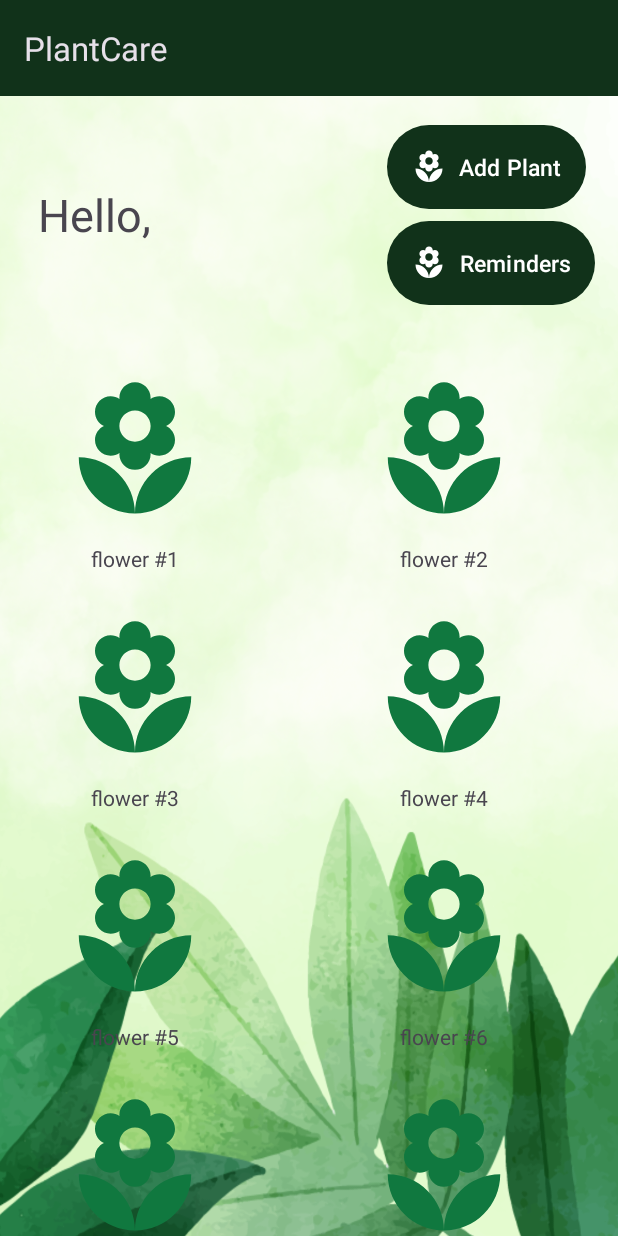
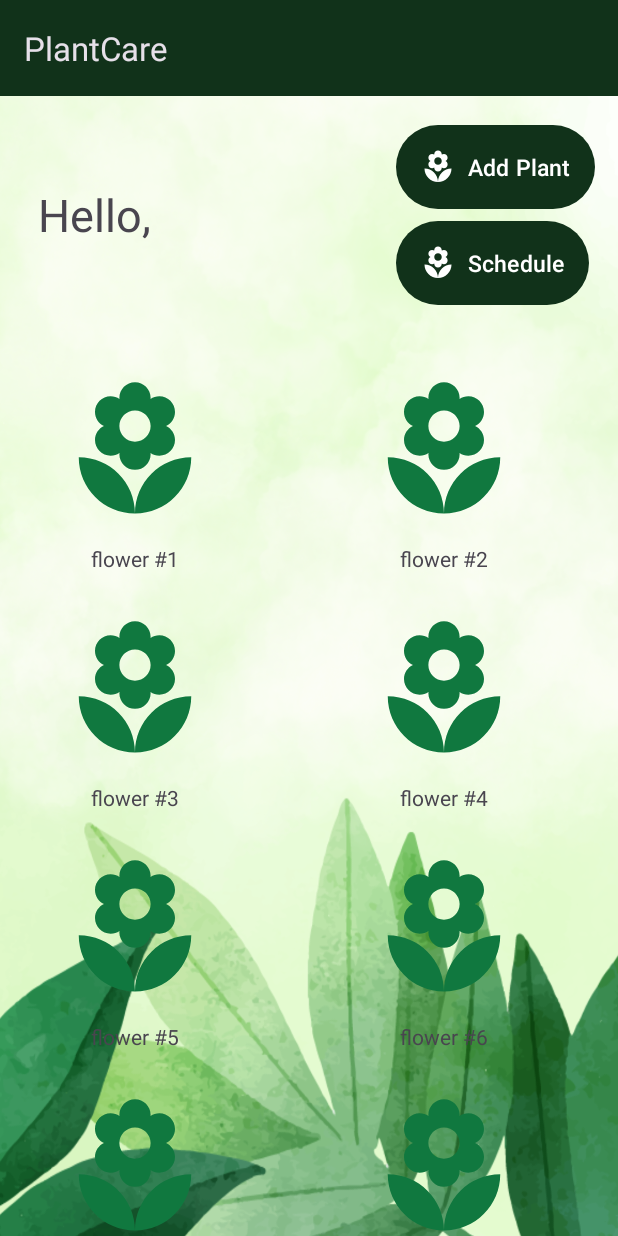
Before and after one commit to CMPT362-PlantCare/PlantCare, an Android app: the screen it shows after launch once a user with an empty profile is signed in (DashboardActivity), on a phone screen of 412 x 824 dp. Run offline under Robolectric (Android 15) with nearby library versions, the phone set to English and light mode, and no system bars; our stand-ins replace Firebase (no records; nobody signed in at launch, a user with empty details on screens opened directly); 1 statement that could not run was skipped.

```diff
--- a/app/build.gradle.kts
+++ b/app/build.gradle.kts
@@ -46,7 +46,6 @@ dependencies {
     implementation("androidx.appcompat:appcompat:1.6.1")
     implementation("com.google.android.material:material:1.10.0")
     implementation("androidx.constraintlayout:constraintlayout:2.1.4")
-    implementation("com.google.firebase:firebase-auth:22.3.0")
     implementation("androidx.fragment:fragment-ktx:1.6.2")
     testImplementation("junit:junit:4.13.2")
     androidTestImplementation("androidx.test.ext:junit:1.1.5")
@@ -54,4 +53,6 @@ dependencies {
     //circle image
     implementation("de.hdodenhof:circleimageview:3.1.0")
     implementation ("org.json:json:20231013")
+    //firebase
+    implementation("com.google.firebase:firebase-auth:22.3.0")
 }
--- a/app/src/main/java/com/example/plantcare/DashboardActivity.kt
+++ b/app/src/main/java/com/example/plantcare/DashboardActivity.kt
@@ -20,7 +20,7 @@ class DashboardActivity : AppCompatActivity() {
     private lateinit var userEmail: String
     private lateinit var gridView: GridView
     private lateinit var addButton: Button
-    private lateinit var reminderButton: Button
+    private lateinit var scheduleButton: Button
 
     override fun onCreate(savedInstanceState: Bundle?) {
         super.onCreate(savedInstanceState)
@@ -37,7 +37,7 @@ class DashboardActivity : AppCompatActivity() {
 
         gridView =  binding.gridView
         addButton = binding.addButton
-        reminderButton = binding.reminderButton
+        scheduleButton = binding.scheduleBtn
 
         /* SAMPLE ARRAYS */
         val imageSet = arrayOf(R.drawable.flower_icon_green, R.drawable.flower_icon_green, R.drawable.flower_icon_green, R.drawable.flower_icon_green,
@@ -58,9 +58,9 @@ class DashboardActivity : AppCompatActivity() {
             startActivity(addPlantActivityIntent)
         }
 
-        reminderButton.setOnClickListener(){
+        scheduleButton.setOnClickListener(){
             val reminderActivityIntent =
-                Intent(this, CalenderActivity::class.java)
+                Intent(this, ScheduleActivity::class.java)
             startActivity(reminderActivityIntent)
         }
 
--- a/app/src/main/res/layout/activity_dashboard.xml
+++ b/app/src/main/res/layout/activity_dashboard.xml
@@ -47,13 +47,13 @@
                 android:textColor="@color/white"/>
 
             <Button app:backgroundTint="@color/dark_green"
-                android:id="@+id/reminderButton"
+                android:id="@+id/scheduleBtn"
                 android:layout_width="wrap_content"
                 android:layout_height="wrap_content"
                 android:padding="16dp"
                 android:drawableLeft="@drawable/flower_icon_white"
                 android:textSize="15sp"
-                android:text="@string/reminder_button"
+                android:text="@string/schedule_button"
                 android:textColor="@color/white"/>
         </LinearLayout>
 
--- a/app/src/main/res/values/strings.xml
+++ b/app/src/main/res/values/strings.xml
@@ -31,6 +31,7 @@
     <string name="select_date">Select date</string>
     <string name="add_photo">Add photo</string>
     <string name="drainage_holes">Drainage holes?</string>
+    <string name="schedule_button">Schedule</string>
 
     <string-array name="pictureEntries">
         <item>Open Camera</item>
```
Also changed, not shown: app/src/main/AndroidManifest.xml (+2 -9 lines), app/src/main/java/com/example/plantcare/ScheduleActivity.kt (added, +48 -0 lines), app/src/main/res/layout/activity_schedule.xml (added, +40 -0 lines).
